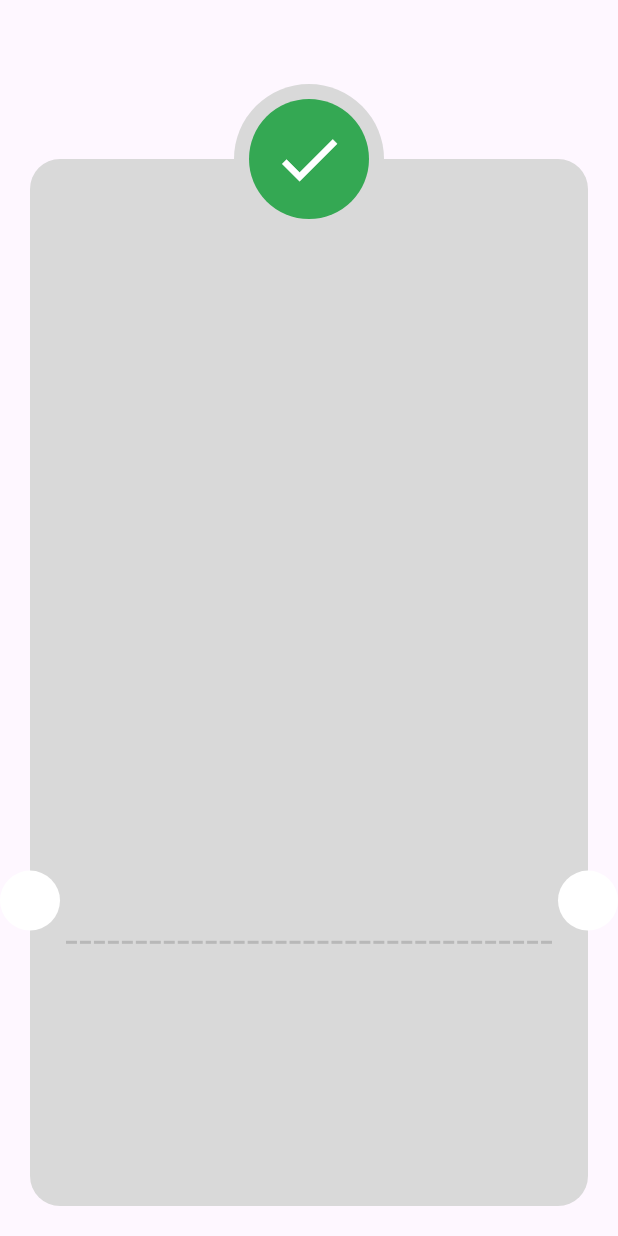
After one commit to MohamedNassrr/payment_app, a Flutter app: the ThankYouView screen opened by its route, on a phone screen of 412 x 824 dp. The commit adds this screen. Run offline on Flutter 3.47's test engine with Material 3 defaults, Android fonts, the phone set to English and light mode, and no system bars; our stand-ins replace flutter_svg, go_router.

Commit message:
refactor thank you screen

```diff
--- /dev/null
+++ b/lib/features/checkout/presentation/views/widgets/custom_checked_icon.dart
@@ -0,0 +1,29 @@
+import 'package:flutter/material.dart';
+
+class CustomCheckedIcon extends StatelessWidget {
+  const CustomCheckedIcon({
+    super.key,
+  });
+
+  @override
+  Widget build(BuildContext context) {
+    return const Positioned(
+      top: -50,
+      left: 0,
+      right: 0,
+      child: CircleAvatar(
+        radius: 50,
+        backgroundColor:  Color(0xffD9D9D9),
+        child: CircleAvatar(
+          radius: 40,
+          backgroundColor: Color(0xff34A853),
+          child: Icon(
+            Icons.check,
+            size: 50,
+            color: Colors.white,
+          ),
+        ),
+      ),
+    );
+  }
+}
--- /dev/null
+++ b/lib/features/checkout/presentation/views/widgets/custom_dashed_line.dart
@@ -0,0 +1,25 @@
+import 'package:flutter/material.dart';
+
+class CustomDashedLine extends StatelessWidget {
+  const CustomDashedLine({
+    super.key,
+  });
+
+  @override
+  Widget build(BuildContext context) {
+    return Row(
+      children: List.generate(
+        35,
+            (index) => Expanded(
+          child: Padding(
+            padding: const EdgeInsets.symmetric(horizontal: 1),
+            child: Container(
+              color: const Color(0xffB8B8B8),
+              height: 2,
+            ),
+          ),
+        ),
+      ),
+    );
+  }
+}
--- /dev/null
+++ b/lib/features/checkout/presentation/views/widgets/thank_you_card.dart
@@ -0,0 +1,19 @@
+import 'package:flutter/material.dart';
+
+class ThankYouCard extends StatelessWidget {
+  const ThankYouCard({
+    super.key,
+  });
+
+  @override
+  Widget build(BuildContext context) {
+    return Container(
+      decoration: ShapeDecoration(
+        color: const Color(0xffD9D9D9),
+        shape: RoundedRectangleBorder(
+          borderRadius: BorderRadius.circular(20),
+        ),
+      ),
+    );
+  }
+}
--- a/lib/features/checkout/presentation/views/widgets/thank_you_view_body.dart
+++ b/lib/features/checkout/presentation/views/widgets/thank_you_view_body.dart
@@ -1,4 +1,7 @@
 import 'package:flutter/material.dart';
+import 'package:payments_app/features/checkout/presentation/views/widgets/custom_checked_icon.dart';
+import 'package:payments_app/features/checkout/presentation/views/widgets/custom_dashed_line.dart';
+import 'package:payments_app/features/checkout/presentation/views/widgets/thank_you_card.dart';
 
 class ThankYouViewBody extends StatelessWidget {
   const ThankYouViewBody({super.key});
@@ -15,32 +18,12 @@ class ThankYouViewBody extends StatelessWidget {
       child: Stack(
         clipBehavior: Clip.none,
         children: [
-          Container(
-            decoration: ShapeDecoration(
-              color: const Color(0xffD9D9D9),
-              shape: RoundedRectangleBorder(
-                borderRadius: BorderRadius.circular(20),
-              ),
-            ),
-          ),
+          const ThankYouCard(),
           Positioned(
             bottom: MediaQuery.sizeOf(context).height * 0.2 + 10,
             left: 20 + 3,
             right: 20 + 3,
-            child: Row(
-              children: List.generate(
-                  35,
-                  (index) => Expanded(
-                    child: Padding(
-                      padding: const EdgeInsets.symmetric(horizontal: 1),
-                      child: Container(
-                        color: const Color(0xffB8B8B8),
-                        height: 2,
-                      ),
-                    ),
-                  ),
-              ),
-            ),
+            child: const CustomDashedLine(),
           ),
           Positioned(
             left: -20,
@@ -56,24 +39,7 @@ class ThankYouViewBody extends StatelessWidget {
               backgroundColor: Colors.white,
             ),
           ),
-          const Positioned(
-            top: -50,
-            left: 0,
-            right: 0,
-            child: CircleAvatar(
-              radius: 50,
-              backgroundColor:  Color(0xffD9D9D9),
-              child: CircleAvatar(
-                radius: 40,
-                backgroundColor: Color(0xff34A853),
-                child: Icon(
-                  Icons.check,
-                  size: 50,
-                  color: Colors.white,
-                ),
-              ),
-            ),
-          ),
+          const CustomCheckedIcon(),
         ],
       ),
     );
```
